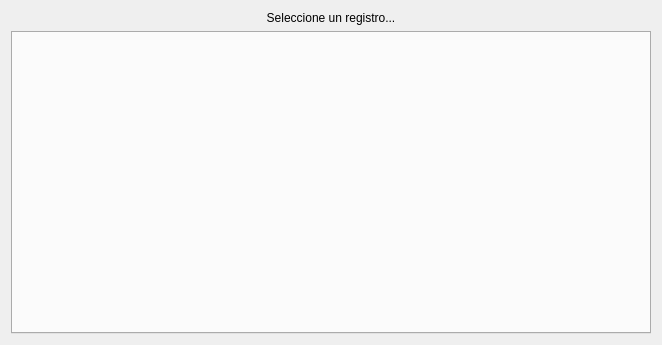
Old version of the form personal.ui in the repository enchiladaSuiza/AsistenciaFototeca.
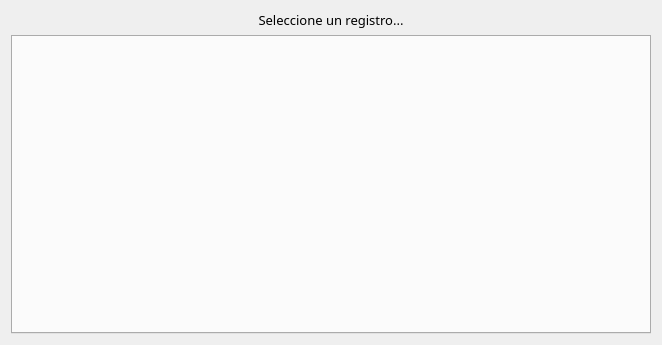
New version of the form.

The edit to the form file:
```diff
--- a/personal.ui
+++ b/personal.ui
@@ -16,6 +16,12 @@
   <layout class="QGridLayout" name="gridLayout_2">
    <item row="0" column="0" colspan="2">
     <widget class="QLabel" name="seleccionLabel">
+     <property name="font">
+      <font>
+       <family>Montserrat</family>
+       <pointsize>10</pointsize>
+      </font>
+     </property>
      <property name="text">
       <string>Seleccione un registro...</string>
      </property>
```
